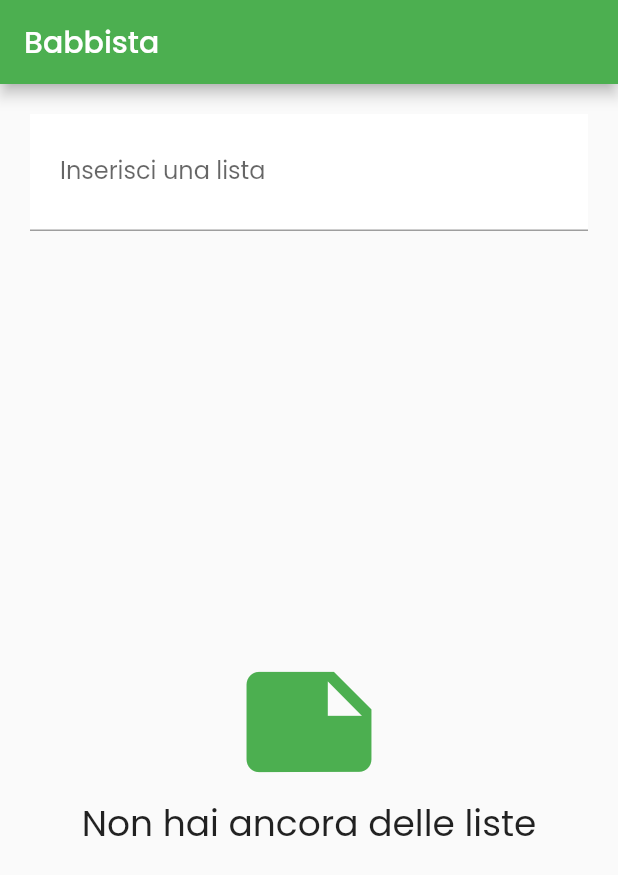
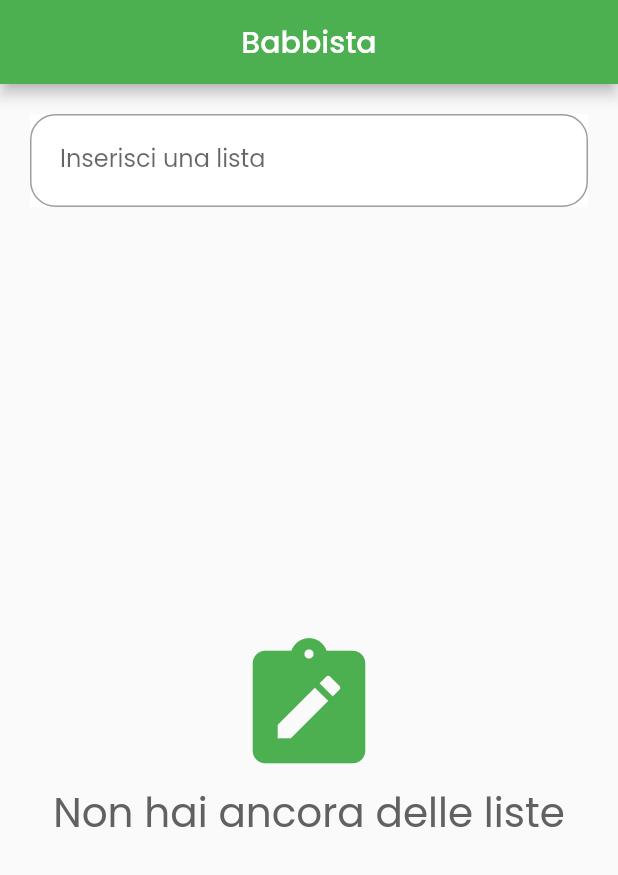
Before and after one commit to nick747/f_babbista, a Flutter app: the screen it shows after launch, on a phone screen of 412 x 824 dp. Shown: the top 875 px of the screen. Run offline on Flutter 3.47's test engine with Material 2 defaults, Android fonts, the light colour scheme and no system bars; our stand-ins replace google_fonts.

Commit message:
Modified Home Screen look

```diff
--- a/lib/views/plan_creator_screen.dart
+++ b/lib/views/plan_creator_screen.dart
@@ -1,5 +1,4 @@
 import 'dart:ui';
-
 import 'package:flutter/material.dart';
 import 'package:Babbista/plan_provider.dart';
 import 'package:Babbista/views/plan_screen.dart';
@@ -24,7 +23,10 @@ class _PlanCreatorScreenState extends State<PlanCreatorScreen> {
   @override
   Widget build(BuildContext context) {
     return Scaffold(
-        appBar: AppBar(title: const Text('Babbista')),
+        appBar: AppBar(
+          title: const Text('Babbista'),
+          centerTitle: true,
+        ),
         body: Column(
           children: [
             _buildListCreator(),
@@ -40,9 +42,12 @@ class _PlanCreatorScreenState extends State<PlanCreatorScreen> {
         color: Theme.of(context).cardColor,
         child: TextField(
             controller: textController,
-            decoration: const InputDecoration(
+            decoration: InputDecoration(
               labelText: 'Inserisci una lista',
               contentPadding: EdgeInsets.all(20),
+              border: OutlineInputBorder(
+                borderRadius: BorderRadius.circular(17),
+              )
             ),
             onEditingComplete: addPlan),
       ),
@@ -69,9 +74,9 @@ class _PlanCreatorScreenState extends State<PlanCreatorScreen> {
       return Column(
         mainAxisAlignment: MainAxisAlignment.center,
         children: <Widget>[
-          const Icon(Icons.note, size: 100, color: Colors.green),
+          const Icon(Icons.note_alt, size: 100, color: Colors.green),
           Text('Non hai ancora delle liste',
-              style: Theme.of(context).textTheme.headline5)
+              style: TextStyle(color: Colors.grey[700], fontSize: 27),)
         ],
       );
     }
```
